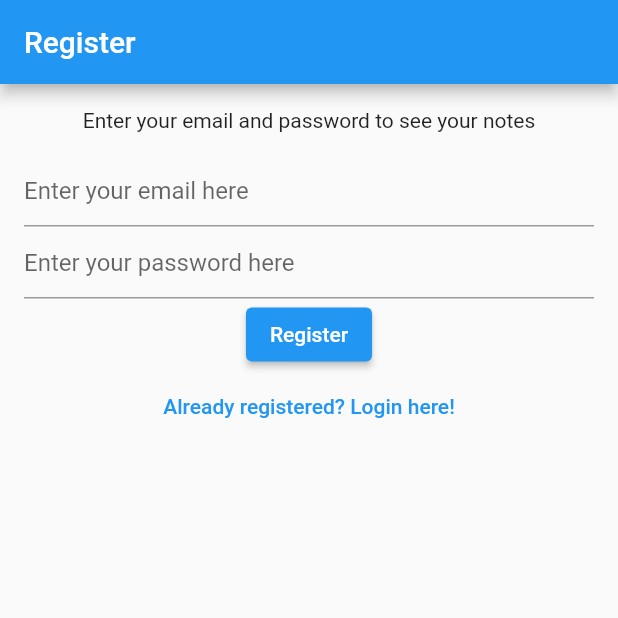
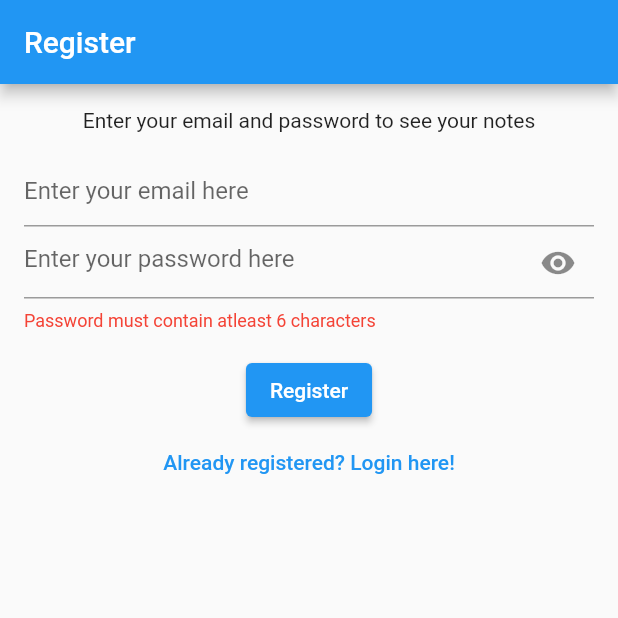
Before and after one commit to satvik2607-sharma/MyNotes, a Flutter app: the screen it shows after launch, after a tap on "Login", after a tap on "Forgot Password?", after a tap on "Not registered yet? Register here!", on a phone screen of 412 x 824 dp, the top half of it. Run offline on Flutter 3.47's test engine with Material 2 defaults, Android fonts, the phone set to English and light mode, and no system bars; our stand-ins replace bloc, cloud_firestore, equatable, firebase_auth, firebase_core, flutter_bloc and 1 more; accounts and stored records are empty; network calls fail.

```diff
--- a/lib/views/login_view.dart
+++ b/lib/views/login_view.dart
@@ -16,11 +16,13 @@ class LoginView extends StatefulWidget {
 class _LoginViewState extends State<LoginView> {
   late final TextEditingController _email;
   late final TextEditingController _password;
+  bool passwordVisible = false;
 
   @override
   void initState() {
     _email = TextEditingController();
     _password = TextEditingController();
+    passwordVisible = true;
     super.initState();
   }
 
@@ -68,11 +70,22 @@ class _LoginViewState extends State<LoginView> {
                 ),
                 TextField(
                   controller: _password,
-                  obscureText: true,
+                  obscureText: passwordVisible,
                   enableSuggestions: false,
                   autocorrect: false,
-                  decoration:
-                      const InputDecoration(hintText: 'Enter your password here'),
+                  decoration: InputDecoration(
+                      hintText: 'Enter your password here',
+                      suffixIcon: IconButton(
+                          icon: Icon(
+                            passwordVisible
+                                ? Icons.visibility
+                                : Icons.visibility_off,
+                          ),
+                          onPressed: () {
+                            setState(() {
+                              passwordVisible = !passwordVisible;
+                            });
+                          })),
                 ),
                 ElevatedButton(
                     onPressed: () async {
--- a/lib/views/register_view.dart
+++ b/lib/views/register_view.dart
@@ -17,11 +17,13 @@ class RegisterView extends StatefulWidget {
 class _RegisterViewState extends State<RegisterView> {
   late final TextEditingController _email;
   late final TextEditingController _password;
+  bool passwordVisible = false;
 
   @override
   void initState() {
     _email = TextEditingController();
     _password = TextEditingController();
+    passwordVisible = true;
     super.initState();
   }
 
@@ -66,16 +68,32 @@ class _RegisterViewState extends State<RegisterView> {
                   keyboardType: TextInputType.emailAddress,
                   enableSuggestions: false,
                   autocorrect: false,
-                  decoration:
-                      const InputDecoration(hintText: 'Enter your email here'),
+                  decoration: const InputDecoration(
+                    hintText: 'Enter your email here',
+                  ),
                 ),
                 TextField(
                   controller: _password,
-                  obscureText: true,
+                  obscureText: passwordVisible,
                   enableSuggestions: false,
                   autocorrect: false,
-                  decoration:
-                      const InputDecoration(hintText: 'Enter your password here'),
+                  decoration: InputDecoration(
+                      hintText: 'Enter your password here',
+                      helperText: 'Password must contain atleast 6 characters',
+                      helperStyle: const TextStyle(color: Colors.red),
+                      suffixIcon: IconButton(
+                        icon: Icon(passwordVisible
+                            ? Icons.visibility
+                            : Icons.visibility_off),
+                        onPressed: () {
+                          setState(() {
+                            passwordVisible = !passwordVisible;
+                          });
+                        },
+                      )),
+                ),
+                const SizedBox(
+                  height: 15,
                 ),
                 ElevatedButton(
                     onPressed: () async {
--- a/lib/views/verify_email_view.dart
+++ b/lib/views/verify_email_view.dart
@@ -19,8 +19,7 @@ class _VerifyEmailViewState extends State<VerifyEmailView> {
         title: const Text('Verify email'),
       ),
       body: SingleChildScrollView(
-        child: Column(
-          children: [
+        child: Column(children: [
           const Text(
               "We've have sent you an email verification. Please open it to verify your account"),
           const Text(
@@ -31,13 +30,13 @@ class _VerifyEmailViewState extends State<VerifyEmailView> {
                     .read<AuthBloc>()
                     .add(const AuthEventSendEmailVerification());
               },
-              child: const Text('Send email verification')),
+              child: const Text('Resend email verification')),
           TextButton(
               onPressed: () async {
                 await AuthService.firebase().logOut();
                 context.read<AuthBloc>().add(AuthEventLogOut());
               },
-              child: const Text('Restart')),
+              child: const Text('Back')),
         ]),
       ),
     );
```
